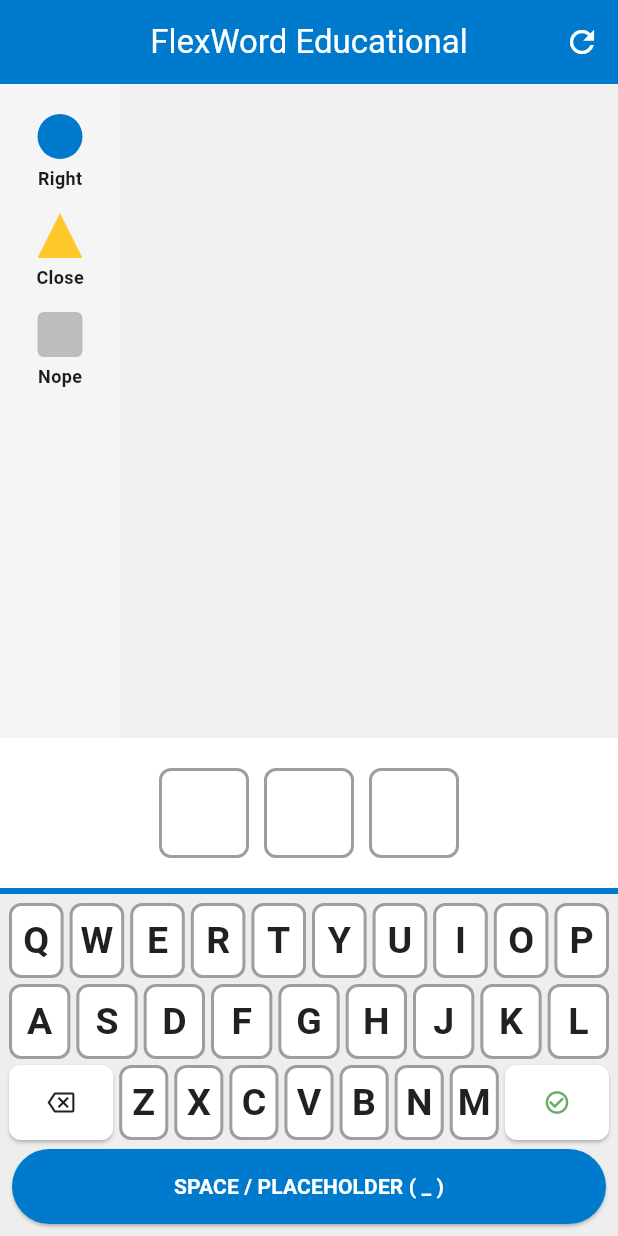
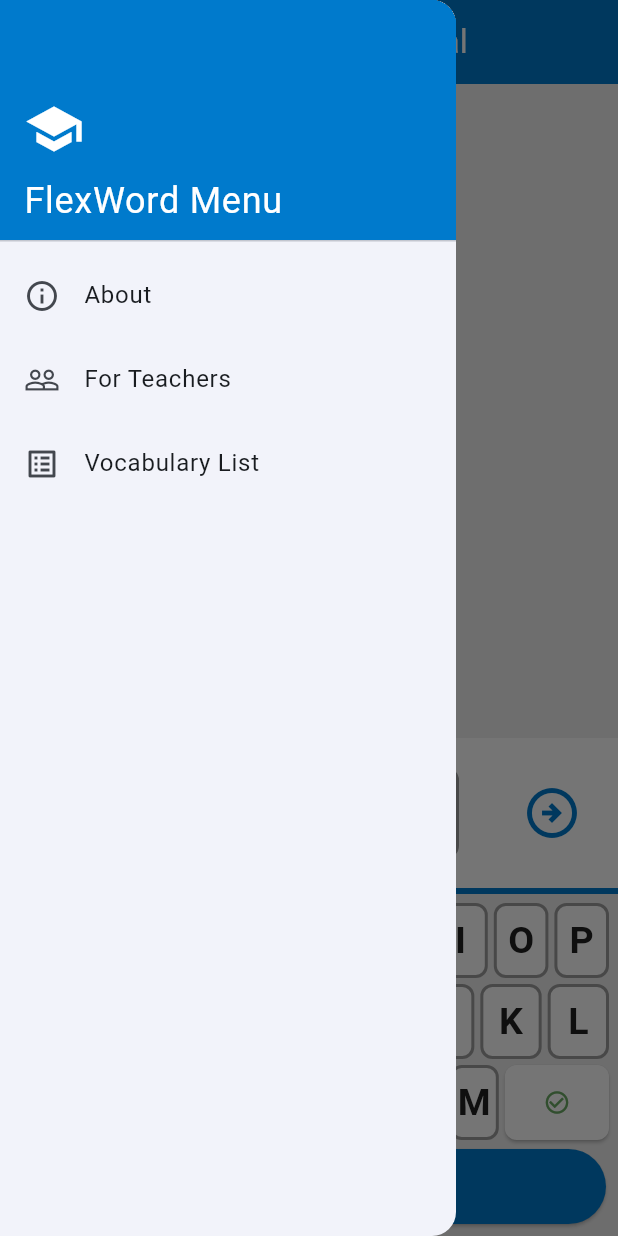
Before and after one commit to forkliftdev/flex_word_educational, a Flutter app: the screen it shows after launch, with the side drawer open (before the commit the screen has no drawer), on a phone screen of 412 x 824 dp. Run offline on Flutter 3.47's test engine with Material 3 defaults, Android fonts, the phone set to English and light mode, and no system bars.

Commit message:
added new game icon

```diff
--- a/lib/screens/game_screen.dart
+++ b/lib/screens/game_screen.dart
@@ -39,25 +39,17 @@
     });
   }
 
-  // LOGIC UPDATE: We use the smart helper to update the keyboard
+  // LOGIC: Two-Pass Grading System
   void _checkGuess() {
-    // We get the smart statuses for this specific guess
     List<TileStatus> statuses = _getStatusesForGuess(currentGuess, targetWord);
 
-    // Update Keyboard based on these results
     for (int i = 0; i < 3; i++) {
       String letter = currentGuess[i];
       TileStatus currentStatus = statuses[i];
 
-      // Logic: Only upgrade status (Wrong -> Close -> Correct)
-      // If keyboard is already Green, don't turn it Yellow.
       if (!keyStatuses.containsKey(letter) ||
           (keyStatuses[letter] == TileStatus.wrong && currentStatus != TileStatus.wrong) ||
           (keyStatuses[letter] == TileStatus.close && currentStatus == TileStatus.correct)) {
-
-        // Note: For the keyboard, if a letter appears TWICE in a guess (one yellow, one gray),
-        // we want the keyboard to show the BEST version (Yellow).
-        // The logic above handles this naturally.
         keyStatuses[letter] = currentStatus;
       }
     }
@@ -72,29 +64,28 @@
     currentGuess = "";
   }
 
-  // NEW HELPER: The "Two-Pass" Logic System
   List<TileStatus> _getStatusesForGuess(String guess, String target) {
     List<TileStatus> results = List.filled(3, TileStatus.wrong);
     List<String> targetChars = target.split('');
     List<String> guessChars = guess.split('');
 
-    // PASS 1: Find Exact Matches (Green/Circle)
+    // PASS 1: Exact Matches
     for (int i = 0; i < 3; i++) {
       if (guessChars[i] == targetChars[i]) {
         results[i] = TileStatus.correct;
-        targetChars[i] = ''; // Remove from pool so it can't be matched again
-        guessChars[i] = '#'; // Mark guess as handled
+        targetChars[i] = '';
+        guessChars[i] = '#';
       }
     }
 
-    // PASS 2: Find Close Matches (Yellow/Triangle)
+    // PASS 2: Close Matches
     for (int i = 0; i < 3; i++) {
-      if (guessChars[i] == '#') continue; // Skip already handled greens
+      if (guessChars[i] == '#') continue;
 
       int indexInTarget = targetChars.indexOf(guessChars[i]);
       if (indexInTarget != -1) {
         results[i] = TileStatus.close;
-        targetChars[indexInTarget] = ''; // Remove this specific instance from pool
+        targetChars[indexInTarget] = '';
       }
     }
 
@@ -140,8 +131,7 @@
 
   @override
   Widget build(BuildContext context) {
-    // PREPARE THE SPLIT LISTS
-    // 8 items for the left column
+    // Split Logic for 2-Column Layout
     int splitIndex = 8;
     List<String> leftColumn = [];
     List<String> rightColumn = [];
@@ -158,21 +148,54 @@
         title: const Text("FlexWord Educational", style: TextStyle(color: Colors.white)),
         backgroundColor: AppColors.techBlue,
         centerTitle: true,
-        actions: [
-           IconButton(icon: const Icon(Icons.refresh, color: Colors.white), onPressed: _startNewGame)
+        // NEW: Removed 'actions' (refresh button)
+      ),
+      // NEW: The Drawer (Hamburger Menu) for future navigation
+      drawer: Drawer(
+        child: ListView(
+          padding: EdgeInsets.zero,
+          children: [
+            const DrawerHeader(
+              decoration: BoxDecoration(color: AppColors.techBlue),
+              child: Column(
+                crossAxisAlignment: CrossAxisAlignment.start,
+                mainAxisAlignment: MainAxisAlignment.end,
+                children: [
+                  Icon(Icons.school, color: Colors.white, size: 40),
+                  SizedBox(height: 10),
+                  Text("FlexWord Menu", style: TextStyle(color: Colors.white, fontSize: 24)),
                 ],
+              ),
+            ),
+            ListTile(
+              leading: const Icon(Icons.info_outline),
+              title: const Text('About'),
+              onTap: () { /* Navigate to About */ },
+            ),
+            ListTile(
+              leading: const Icon(Icons.people_outline),
+              title: const Text('For Teachers'),
+              onTap: () { /* Navigate to Teachers */ },
+            ),
+            ListTile(
+              leading: const Icon(Icons.list_alt),
+              title: const Text('Vocabulary List'),
+              onTap: () { /* Navigate to Vocab */ },
+            ),
+          ],
+        ),
       ),
       body: Stack(
         children: [
           // LAYER 1: Game Content
           Column(
             children: [
-              // HISTORY AREA (Updated Layout)
+              // HISTORY AREA
               Expanded(
                 child: Row(
                   crossAxisAlignment: CrossAxisAlignment.start,
                   children: [
-                    // LEGEND SIDEBAR
+                    // LEGEND
                     Container(
                       width: 80,
                       color: Colors.grey[100],
@@ -187,8 +210,7 @@
                         ],
                       ),
                     ),
-
-                    // LEFT COLUMN (0-7)
+                    // LEFT COLUMN
                     Expanded(
                       child: Container(
                         color: AppColors.backgroundGray,
@@ -198,12 +220,10 @@
                         ),
                       ),
                     ),
-
-                    // RIGHT COLUMN (8+)
+                    // RIGHT COLUMN
                     Expanded(
                       child: Container(
                         color: AppColors.backgroundGray,
-                         // Add padding to separate from the right edge
                         padding: const EdgeInsets.only(top: 20, left: 5, right: 10),
                         child: Column(
                           children: rightColumn.map((guess) => _buildPastGuessRow(guess)).toList(),
@@ -214,11 +234,15 @@
                 ),
               ),
 
-              // ACTIVE INPUT AREA
+              // NEW: ACTIVE INPUT AREA with BUTTON
               Container(
-                padding: const EdgeInsets.symmetric(vertical: 20),
+                padding: const EdgeInsets.symmetric(vertical: 20, horizontal: 16),
                 color: Colors.white,
-                child: Row(
+                child: Stack(
+                  alignment: Alignment.center, // Keeps the boxes in the middle
+                  children: [
+                    // 1. The Input Boxes (Centered)
+                    Row(
                       mainAxisAlignment: MainAxisAlignment.center,
                       children: [
                         _buildActiveBox(0),
@@ -226,6 +250,20 @@
                         _buildActiveBox(1),
                         const SizedBox(width: 10),
                         _buildActiveBox(2),
+                      ],
+                    ),
+
+                    // 2. The New Game Button ( pinned to the Right)
+                    Positioned(
+                      right: 0,
+                      child: IconButton(
+                        onPressed: _startNewGame,
+                        // A clean "Next" arrow icon
+                        icon: const Icon(Icons.arrow_circle_right_outlined, size: 40),
+                        color: AppColors.techBlue,
+                        tooltip: "New Game",
+                      ),
+                    ),
                   ],
                 ),
               ),
@@ -295,16 +333,14 @@
   }
 
   Widget _buildPastGuessRow(String word) {
-    // NEW: Use the smart helper to determine colors for display
     List<TileStatus> statuses = _getStatusesForGuess(word, targetWord);
     List<Widget> tiles = [];
 
     for (int i = 0; i < word.length; i++) {
       tiles.add(StatusTile(letter: word[i], status: statuses[i], size: 35));
-      tiles.add(const SizedBox(width: 8)); // Tighter spacing
+      tiles.add(const SizedBox(width: 8));
     }
 
-    // Tighter vertical spacing for the row
     return Padding(
       padding: const EdgeInsets.only(bottom: 8.0),
       child: Row(mainAxisAlignment: MainAxisAlignment.center, children: tiles),
```
Lines whose indentation alone changed are shown as unchanged.
